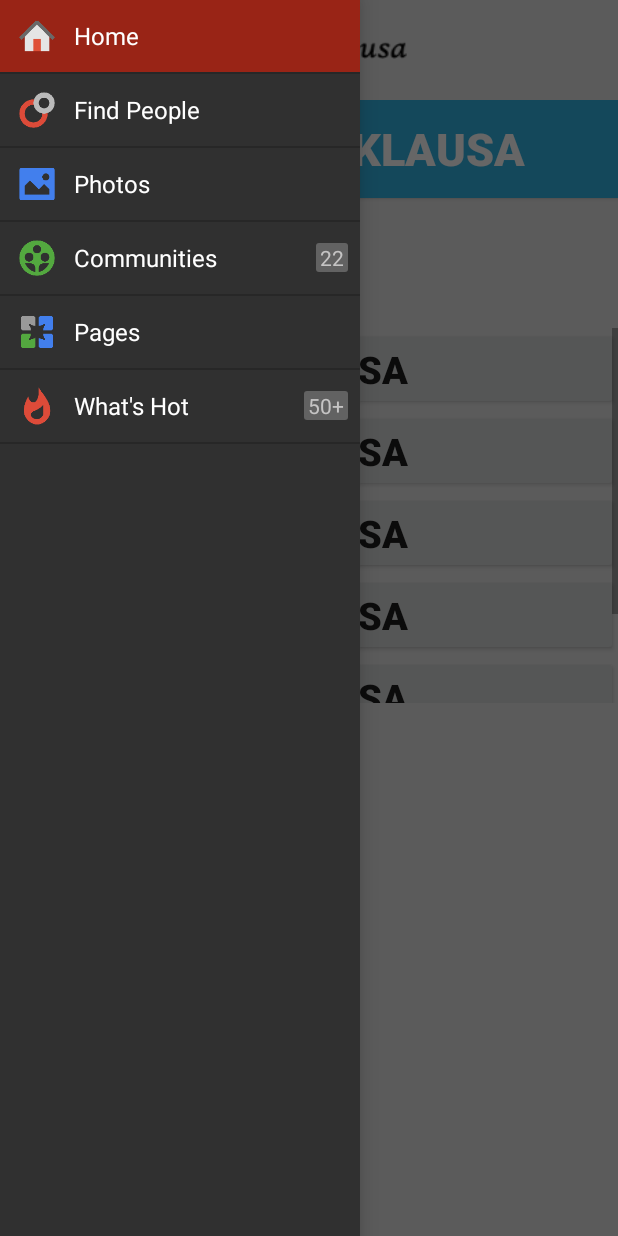
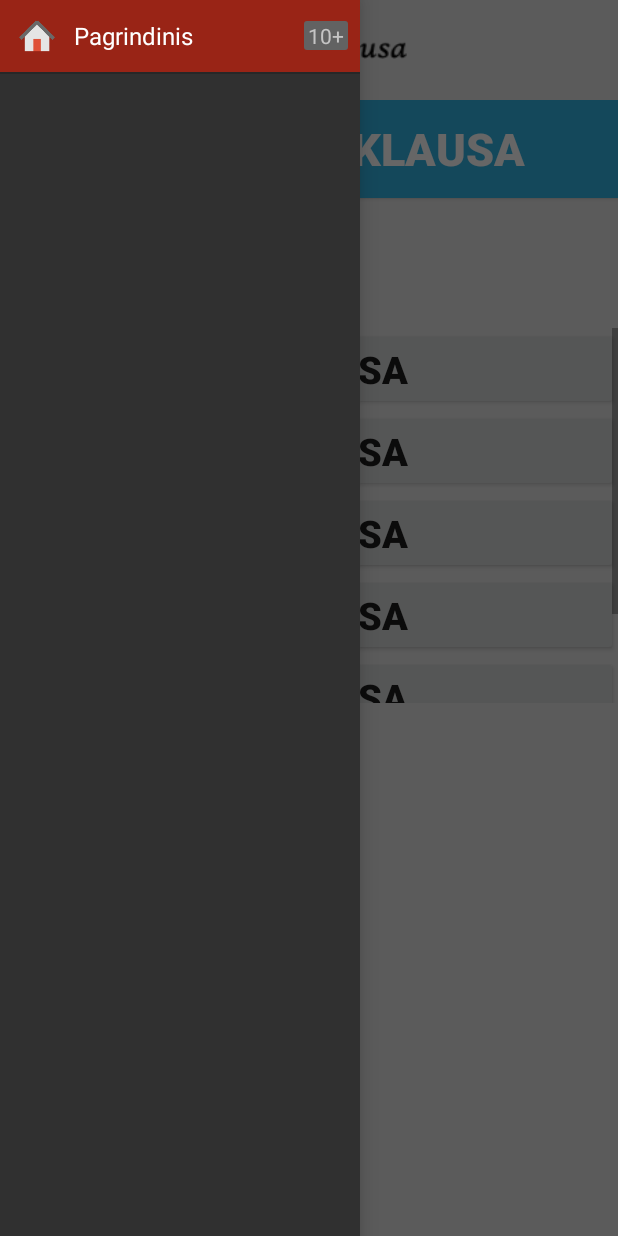
Before and after one commit to violetine/apk_kpa, an Android app: the Admin screen opened directly, with no data from a screen before it, with the side drawer open, on a phone screen of 412 x 824 dp. Run offline under Robolectric (Android 15) with nearby library versions, the phone set to English and light mode, and no system bars; 5 statements that could not run were skipped.

Commit message:
Sutvarkytas slide Swipe,veikia adminui.

```diff
--- a/app/src/main/java/com/example/apk_kpa/app/Admin.java
+++ b/app/src/main/java/com/example/apk_kpa/app/Admin.java
@@ -62,18 +62,9 @@ public class Admin extends Activity {
         navDrawerItems = new ArrayList<NavDrawerItem>();
 
         // adding nav drawer items to array
-        // Home
-        navDrawerItems.add(new NavDrawerItem(navMenuTitles[0], navMenuIcons.getResourceId(0, -1)));
-        // Find People
-        navDrawerItems.add(new NavDrawerItem(navMenuTitles[1], navMenuIcons.getResourceId(1, -1)));
-        // Photos
-        navDrawerItems.add(new NavDrawerItem(navMenuTitles[2], navMenuIcons.getResourceId(2, -1)));
-        // Communities, Will add a counter here
-        navDrawerItems.add(new NavDrawerItem(navMenuTitles[3], navMenuIcons.getResourceId(3, -1), true, "22"));
-        // Pages
-        navDrawerItems.add(new NavDrawerItem(navMenuTitles[4], navMenuIcons.getResourceId(4, -1)));
-        // What's hot, We  will add a counter here
-        navDrawerItems.add(new NavDrawerItem(navMenuTitles[5], navMenuIcons.getResourceId(5, -1), true, "50+"));
+
+        // Admin control
+        navDrawerItems.add(new NavDrawerItem(navMenuTitles[0], navMenuIcons.getResourceId(0, -1), true, "10+"));
 
 
         // Recycle the typed array
@@ -168,24 +159,8 @@ public class Admin extends Activity {
         Fragment fragment = null;
         switch (position) {
             case 0:
-                fragment = new HomeFragment();
+                fragment = new Admin_loged();
                 break;
-            case 1:
-                fragment = new FindPeopleFragment();
-                break;
-            case 2:
-                fragment = new PhotosFragment();
-                break;
-            case 3:
-                fragment = new CommunityFragment();
-                break;
-            case 4:
-                fragment = new PagesFragment();
-                break;
-            case 5:
-                fragment = new WhatsHotFragment();
-                break;
-
             default:
                 break;
         }
--- a/app/src/main/java/com/example/apk_kpa/app/HomeFragment.java
+++ b/app/src/main/java/com/example/apk_kpa/app/Admin_loged.java
@@ -6,13 +6,13 @@ import android.view.LayoutInflater;
 import android.view.View;
 import android.view.ViewGroup;
 
-public class HomeFragment extends Fragment {
+public class Admin_loged extends Fragment {
 
-	public HomeFragment(){}
+    public Admin_loged(){}
 
-	@Override
+    @Override
     public View onCreateView(LayoutInflater inflater, ViewGroup container,
-            Bundle savedInstanceState) {
+                             Bundle savedInstanceState) {
 
         View rootView = inflater.inflate(R.layout.loged_in_admin, container, false);
 
--- a/app/src/main/res/values/strings.xml
+++ b/app/src/main/res/values/strings.xml
@@ -13,23 +13,13 @@
 
     <!-- Nav Drawer Menu Items -->
     <string-array name="nav_drawer_items">
-        <item >Home</item>
-        <item >Find People</item>
-        <item >Photos</item>
-        <item >Communities</item>
-        <item >Pages</item>
-        <item >What\'s Hot</item>
+        <item >Pagrindinis</item>
     </string-array>
 
     <!-- Nav Drawer List Item Icons -->
     <!-- Keep them in order as the titles are in -->
     <array name="nav_drawer_icons">
         <item>@drawable/ic_home</item>
-        <item>@drawable/ic_people</item>
-        <item>@drawable/ic_photos</item>
-        <item>@drawable/ic_communities</item>
-        <item>@drawable/ic_pages</item>
-        <item>@drawable/ic_whats_hot</item>
     </array>
 
     <!-- Content Description -->
```
Also changed, not shown: app/src/main/java/com/example/apk_kpa/app/CommunityFragment.java (deleted, +0 -21 lines), app/src/main/java/com/example/apk_kpa/app/FindPeopleFragment.java (deleted, +0 -21 lines), app/src/main/java/com/example/apk_kpa/app/PagesFragment.java (deleted, +0 -21 lines), app/src/main/java/com/example/apk_kpa/app/PhotosFragment.java (deleted, +0 -21 lines), app/src/main/java/com/example/apk_kpa/app/WhatsHotFragment.java (deleted, +0 -22 lines), app/src/main/res/layout/fragment_community.xml (deleted, +0 -21 lines), app/src/main/res/layout/fragment_find_people.xml (deleted, +0 -22 lines), app/src/main/res/layout/fragment_home.xml (deleted, +0 -22 lines), app/src/main/res/layout/fragment_pages.xml (deleted, +0 -22 lines), app/src/main/res/layout/fragment_photos.xml (deleted, +0 -22 lines), app/src/main/res/layout/fragment_whats_hot.xml (deleted, +0 -22 lines).
